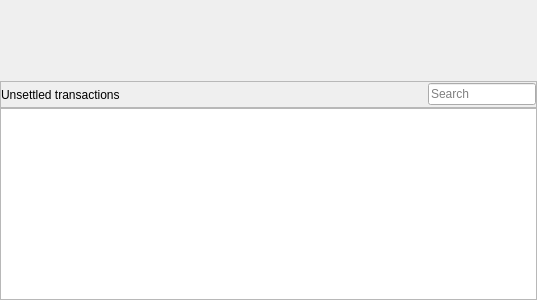
The window that BlockSettleUILib/PortfolioWidget.ui (BlockSettle/terminal) describes before a commit, drawn with Qt 5.
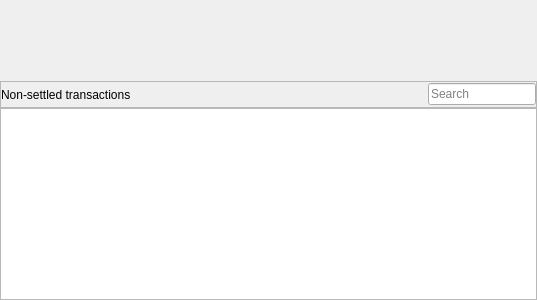
The same window after the commit. Custom widgets are drawn as their Qt base class.

Commit message: "Unsettled transactions" changed to "Non-settled transactions".

Diff of the .ui file:
```diff
--- a/BlockSettleUILib/PortfolioWidget.ui
+++ b/BlockSettleUILib/PortfolioWidget.ui
@@ -178,7 +178,7 @@
             <bool>true</bool>
            </property>
            <property name="text">
-            <string>Unsettled transactions</string>
+            <string>Non-settled transactions</string>
            </property>
            <property name="textFormat">
             <enum>Qt::AutoText</enum>
```
